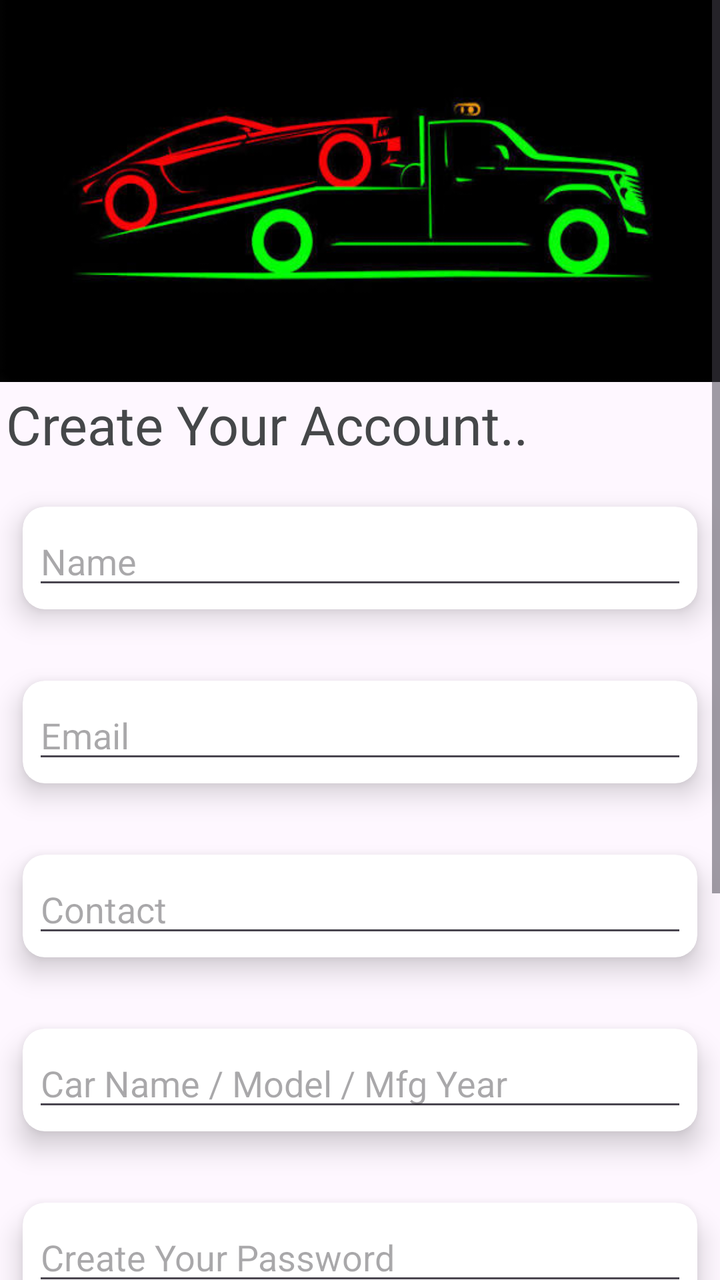
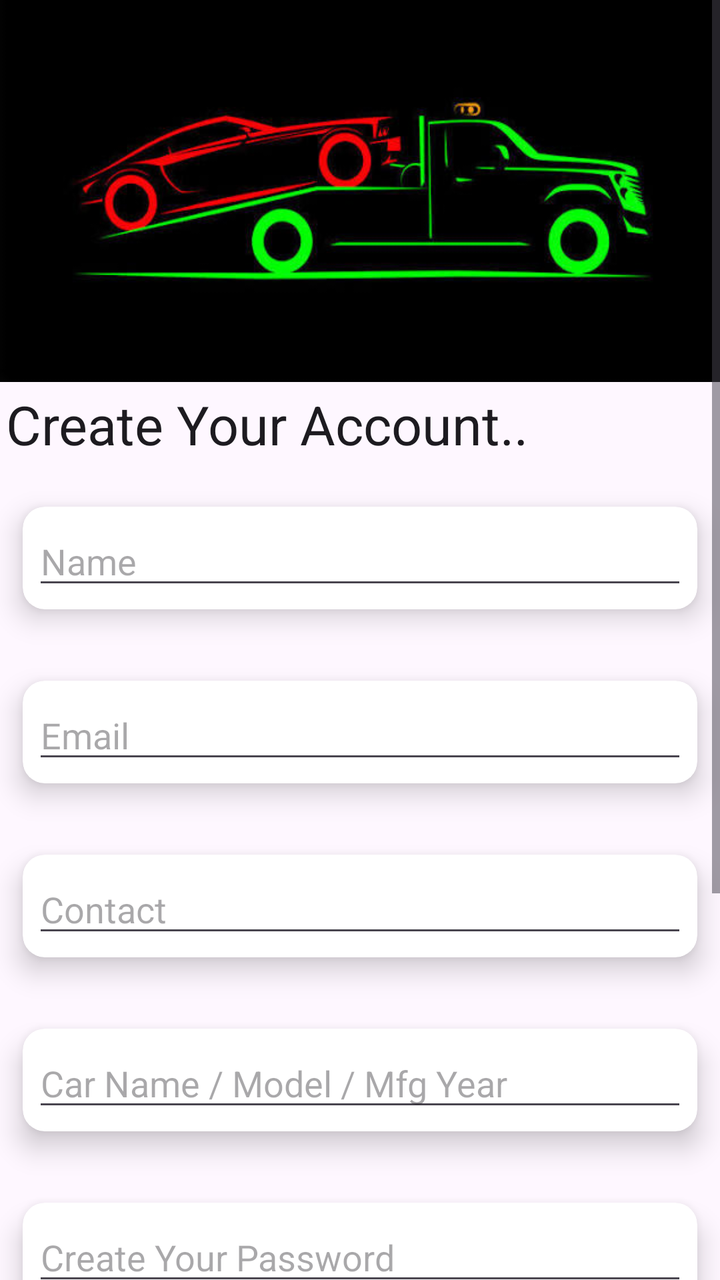

Before-and-after screenshots of an Android layout around one commit, followed by the original layout XML and the change that was made.
<!-- AndroidManifest.xml: application theme Theme.RoadSideAssistance -->
<!-- res/layout/activity_sign_up.xml -->
<?xml version="1.0" encoding="utf-8"?>
<ScrollView xmlns:android="http://schemas.android.com/apk/res/android"
    xmlns:app="http://schemas.android.com/apk/res-auto"
    xmlns:tools="http://schemas.android.com/tools"
    android:layout_width="match_parent"
    android:layout_height="match_parent"
    android:fillViewport="true"
    android:scrollbars="vertical"
    tools:context=".SignUpActivity">

    <LinearLayout
        android:id="@+id/main"
        android:layout_width="match_parent"
        android:layout_height="wrap_content"
        android:orientation="vertical"
        android:paddingBottom="16dp">

        <ImageView
            android:layout_width="match_parent"
            android:layout_height="191dp"
            android:background="@drawable/towtrucklogin"
            android:scaleType="fitXY" />

        <TextView
            android:layout_width="match_parent"
            android:layout_height="wrap_content"
            android:layout_margin="3dp"
            android:text="Create Your Account.."
            android:textColor="@color/material_dynamic_neutral30"
            android:textSize="27sp" />

        <androidx.cardview.widget.CardView
            android:layout_width="match_parent"
            android:layout_height="wrap_content"
            android:layout_marginTop="5dp"
            app:cardCornerRadius="11dp"
            app:cardElevation="8dp"
            app:cardUseCompatPadding="true">

            <EditText
                android:id="@+id/name_signup"
                android:layout_width="match_parent"
                android:layout_height="wrap_content"
                android:layout_margin="5dp"
                android:hint="Name"
                android:inputType="textPersonName" />

        </androidx.cardview.widget.CardView>

        <androidx.cardview.widget.CardView
            android:layout_width="match_parent"
            android:layout_height="wrap_content"
            android:layout_marginTop="5dp"
            app:cardCornerRadius="11dp"
            app:cardElevation="8dp"
            app:cardUseCompatPadding="true">

            <EditText
                android:id="@+id/email_signup"
                android:layout_width="match_parent"
                android:layout_height="wrap_content"
                android:layout_margin="5dp"
                android:hint="Email"
                android:inputType="textEmailAddress" />

        </androidx.cardview.widget.CardView>

        <androidx.cardview.widget.CardView
            android:layout_width="match_parent"
            android:layout_height="wrap_content"
            android:layout_marginTop="5dp"
            app:cardCornerRadius="11dp"
            app:cardElevation="8dp"
            app:cardUseCompatPadding="true">

            <EditText
                android:id="@+id/contact_signup"
                android:layout_width="match_parent"
                android:layout_height="wrap_content"
                android:layout_margin="5dp"
                android:hint="Contact"
                android:inputType="phone" />

        </androidx.cardview.widget.CardView>

        <androidx.cardview.widget.CardView
            android:layout_width="match_parent"
            android:layout_height="wrap_content"
            android:layout_marginTop="5dp"
            app:cardCornerRadius="11dp"
            app:cardElevation="8dp"
            app:cardUseCompatPadding="true">

            <EditText
                android:id="@+id/carname_signup"
                android:layout_width="match_parent"
                android:layout_height="wrap_content"
                android:layout_margin="5dp"
                android:hint="Car Name / Model / Mfg Year"
                android:inputType="textCapWords" />

        </androidx.cardview.widget.CardView>

        <androidx.cardview.widget.CardView
            android:layout_width="match_parent"
            android:layout_height="wrap_content"
            android:layout_marginTop="5dp"
            app:cardCornerRadius="11dp"
            app:cardElevation="8dp"
            app:cardUseCompatPadding="true">

            <EditText
                android:id="@+id/createpass_signup"
                android:layout_width="match_parent"
                android:layout_height="wrap_content"
                android:layout_margin="5dp"
                android:hint="Create Your Password"
                android:inputType="textPassword" />

        </androidx.cardview.widget.CardView>

        <androidx.cardview.widget.CardView
            android:layout_width="match_parent"
            android:layout_height="wrap_content"
            android:layout_marginTop="5dp"
            app:cardCornerRadius="11dp"
            app:cardElevation="8dp"
            app:cardUseCompatPadding="true">

            <EditText
                android:id="@+id/confirmpass_signup"
                android:layout_width="match_parent"
                android:layout_height="wrap_content"
                android:layout_margin="5dp"
                android:hint="Confirm Password"
                android:inputType="textPassword" />

        </androidx.cardview.widget.CardView>



        <androidx.appcompat.widget.AppCompatButton
            android:id="@+id/btnSignup"
            android:layout_width="match_parent"
            android:layout_height="55dp"
            android:layout_margin="7dp"
            android:layout_marginTop="15dp"
            android:background="@drawable/bg_signup_btn"
            android:backgroundTint="@null"
            android:text="Sign Up"
            android:textColor="#FFFFFF"
            android:textSize="26sp"
            android:textStyle="bold" />


        <TextView
            android:layout_width="wrap_content"
            android:layout_height="wrap_content"
            android:layout_gravity="center"
            android:layout_marginTop="25dp"
            android:text="Already Have An Account ?"
            android:textSize="15sp" />

        <TextView
            android:id="@+id/loginsignup"
            android:layout_width="wrap_content"
            android:layout_height="wrap_content"
            android:layout_gravity="center"
            android:layout_marginTop="5dp"
            android:text="Log In"
            android:textColor="#F849D60B"
            android:textSize="20sp"
            android:textStyle="bold" />

    </LinearLayout>

</ScrollView>
<!-- resources referenced by this layout -->
<resources>
  <!-- drawable bg_signup_btn (drawable) -->
  <?xml version="1.0" encoding="utf-8"?>
  <shape xmlns:android="http://schemas.android.com/apk/res/android"
      android:shape="rectangle">
  
      <gradient
          android:startColor="#771A1A"
          android:centerColor="#CB0A0A"
          android:endColor="#710303"
          android:angle="0"
          android:type="linear" />
  
      <corners android:radius="20dp" />
  
  </shape>
  <!-- drawable towtrucklogin: jpg bitmap (drawable, 20941 bytes) -->
  <style name="Theme.RoadSideAssistance" parent="Base.Theme.RoadSideAssistance" />
  <style name="Base.Theme.RoadSideAssistance" parent="Theme.Material3.DayNight.NoActionBar">
  
          <item name="colorPrimary">#14F500</item>
          <item name="colorSecondary">#14F500</item>
          <item name="colorControlActivated">#14F500</item>
  
      </style>
</resources>

<!-- the commit's change to res/layout/activity_sign_up.xml (unified diff, before → after) -->
@@ -4,6 +4,7 @@
     xmlns:tools="http://schemas.android.com/tools"
     android:layout_width="match_parent"
     android:layout_height="match_parent"
+    android:fitsSystemWindows="true"
     android:fillViewport="true"
     android:scrollbars="vertical"
     tools:context=".SignUpActivity">
@@ -26,7 +27,7 @@
             android:layout_height="wrap_content"
             android:layout_margin="3dp"
             android:text="Create Your Account.."
-            android:textColor="@color/material_dynamic_neutral30"
+            android:textColor="?attr/colorOnSurface"
             android:textSize="27sp" />
 
         <androidx.cardview.widget.CardView
<!-- resource entries referenced after the edit -->
@@ -2,19 +2,88 @@
 <resources>
   <!-- drawable bg_signup_btn (drawable) -->
   <?xml version="1.0" encoding="utf-8"?>
-  <shape xmlns:android="http://schemas.android.com/apk/res/android"
-      android:shape="rectangle">
+  <layer-list xmlns:android="http://schemas.android.com/apk/res/android">
   
-      <gradient
-          android:startColor="#771A1A"
-          android:centerColor="#CB0A0A"
-          android:endColor="#710303"
-          android:angle="0"
-          android:type="linear" />
+      
+      <item>
+          <shape android:shape="rectangle">
+              <corners android:radius="100dp" />
+              <gradient
+                  android:angle="0"
+                  android:type="linear"
+                  android:startColor="#771A1A"
+                  android:centerColor="#CB0A0A"
+                  android:endColor="#710303" />
+              <stroke
+                  android:width="1dp"
+                  android:color="#5E0000" />
+          </shape>
+      </item>
   
-      <corners android:radius="20dp" />
+      
+      <item
+          android:top="6dp"
+          android:bottom="6dp"
+          android:left="6dp"
+          android:right="6dp">
+          <shape android:shape="rectangle">
+              <corners android:radius="100dp" />
+              <stroke
+                  android:width="0dp"
+                  android:color="#40FF8888" />
+          </shape>
+      </item>
   
-  </shape>
+      
+      <item
+          android:top="3dp"
+          android:bottom="32dp"
+          android:left="14dp"
+          android:right="14dp">
+          <shape android:shape="rectangle">
+              <corners android:radius="100dp" />
+              <gradient
+                  android:angle="270"
+                  android:startColor="#85FF6969"
+                  android:endColor="#00FF6969" />
+          </shape>
+      </item>
+  
+  </layer-list>
+  
+  
+  
+  
+  
+  
+  
+  
+  
+  
+  
+  
+  
+  
+  
+  
+  
+  
+  
+  
+  
+  
+  
+  
+  
+  
+  
+  
+  
+  
+  
+  
+  
+  
   <!-- drawable towtrucklogin: jpg bitmap (drawable, 20941 bytes) -->
   <style name="Theme.RoadSideAssistance" parent="Base.Theme.RoadSideAssistance" />
   <style name="Base.Theme.RoadSideAssistance" parent="Theme.Material3.DayNight.NoActionBar">
